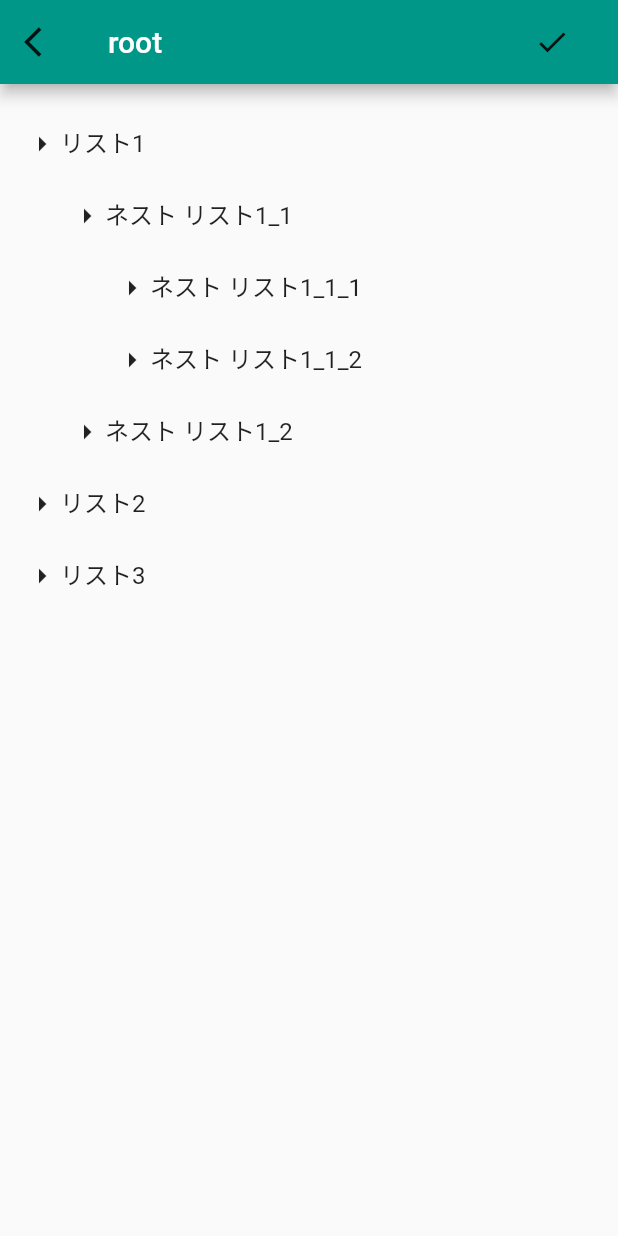
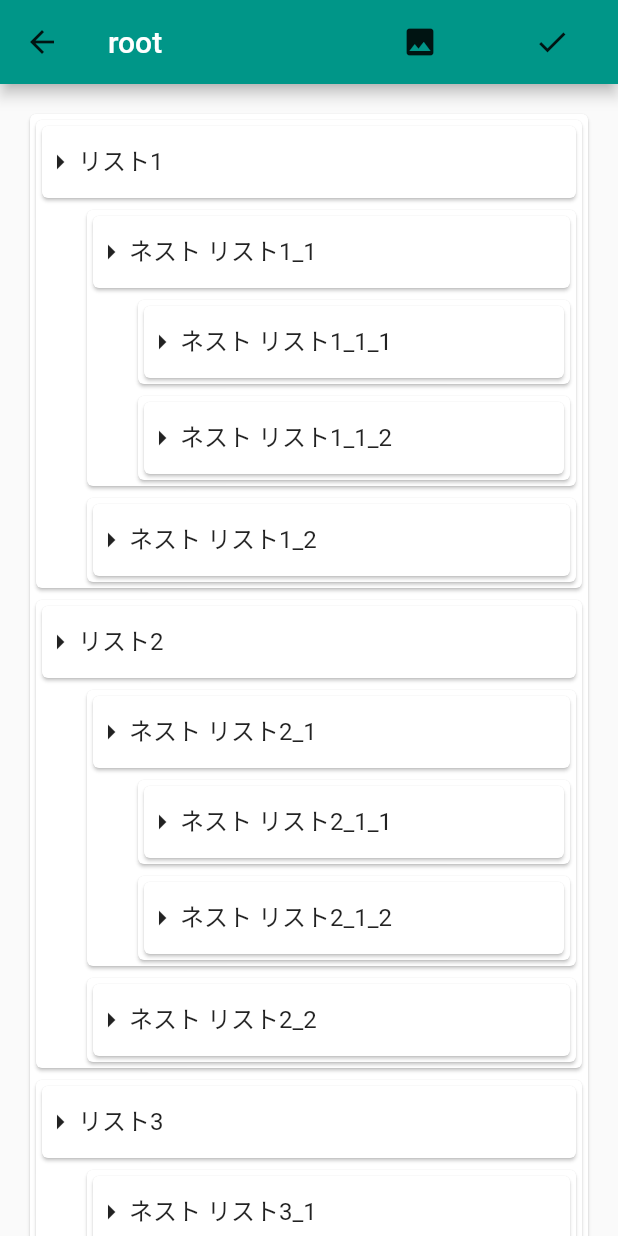
Before and after one commit to KokiYamane/note2mind, a Flutter app: the screen it shows after launch, after a tap on the "add" icon, on a phone screen of 412 x 824 dp. Run offline on Flutter 3.47's test engine with Material 2 defaults, Android fonts, the phone set to English and light mode, and no system bars; our stand-ins replace shared_preferences; missing offline and left inert: zoom_widget.

Commit message:
Mindmap generation function added

```diff
--- /dev/null
+++ b/lib/Mindmap.dart
@@ -0,0 +1,107 @@
+import 'dart:math';
+
+import 'package:flutter/cupertino.dart';
+import 'package:flutter/material.dart';
+
+import 'package:zoom_widget/zoom_widget.dart';
+
+import 'package:note2mind/Node.dart';
+
+class Mindmap extends StatelessWidget {
+  Node _root;
+
+  Mindmap(this._root);
+
+  @override
+  Widget build(BuildContext context) {
+    return Scaffold(
+        appBar: AppBar(
+          title: Text(_root.title),
+          actions: <Widget>[
+            FlatButton(
+              onPressed: () => FocusScope.of(context).requestFocus(FocusNode()),
+              child: Icon(Icons.save),
+              shape: CircleBorder(side: BorderSide(color: Colors.transparent)),
+            ),
+            FlatButton(
+              onPressed: () => FocusScope.of(context).requestFocus(FocusNode()),
+              child: Icon(Icons.share),
+              shape: CircleBorder(side: BorderSide(color: Colors.transparent)),
+            ),
+          ],
+          leading: FlatButton(
+            onPressed: () => Navigator.of(context).pop(),
+            child: Icon(Icons.arrow_back),
+            shape: CircleBorder(side: BorderSide(color: Colors.transparent)),
+          ),
+        ),
+        body: Zoom(
+            width: 1200,
+            height: 1200,
+            initZoom: 0.0,
+            child: CustomPaint(
+              painter: MindmapPainter(_root),
+            )));
+  }
+}
+
+class MindmapPainter extends CustomPainter {
+  Node _root;
+  Canvas _canvas;
+  Size _size;
+  MindmapPainter(this._root);
+
+  @override
+  void paint(Canvas canvas, Size size) {
+    _canvas = canvas;
+    _size = size;
+    _nodePainter(_root, Offset(size.width / 2, size.height / 2));
+  }
+
+  @override
+  bool shouldRepaint(CustomPainter oldDelegate) => false;
+
+  void _nodePainter(Node node, Offset offset,
+      [double start = -pi / 2, double range = 2 * pi, int level = 0]) {
+    node.children.asMap().forEach((idx, child) {
+      double rx = 150.0 * (level + 1);
+      double ry = 100.0 * (level + 1);
+      double step = range / node.children.length;
+      double theta = idx * step + start;
+      double dx = _size.width / 2 + rx * cos(theta);
+      double dy = _size.height / 2 + ry * sin(theta);
+      double startChild = start - step / 4 + step * idx;
+      _canvas.drawLine(offset, Offset(dx, dy), Paint());
+      _nodePainter(child, Offset(dx, dy), startChild, step, level + 1);
+    });
+
+    TextStyle textStyle = TextStyle(
+        fontFamily: 'Aclonica',
+        fontSize: 30.0 - 5.0 * level,
+        fontWeight: FontWeight.w500,
+        color: Colors.black);
+    TextSpan testStyledSpan = TextSpan(text: node.title, style: textStyle);
+    TextPainter textPainter =
+        TextPainter(text: testStyledSpan, textDirection: TextDirection.ltr);
+    textPainter.layout(maxWidth: 200.0);
+    Offset toCenter =
+        offset - Offset(textPainter.width / 2, textPainter.height / 2);
+
+    double padding = 5.0;
+    Size rectSize =
+        Size(textPainter.width + 2 * padding, textPainter.height + 2 * padding);
+    Rect rect = toCenter - Offset(padding, padding) & rectSize;
+    RRect rrect = RRect.fromRectXY(rect, 12.0, 12.0);
+    Paint paint = Paint()..color = Colors.white;
+
+    Paint line = Paint()
+      ..color = Colors.black
+      ..strokeCap = StrokeCap.round
+      ..style = PaintingStyle.stroke
+      ..strokeWidth = 2;
+
+    _canvas.drawRRect(rrect, paint);
+    _canvas.drawRRect(rrect, line);
+    textPainter.paint(_canvas, toCenter);
+  }
+}
--- a/lib/TreeEdit.dart
+++ b/lib/TreeEdit.dart
@@ -2,6 +2,7 @@ import 'package:flutter/cupertino.dart';
 import 'package:flutter/material.dart';
 
 import 'package:note2mind/Node.dart';
+import 'package:note2mind/Mindmap.dart';
 
 class TreeEdit extends StatelessWidget {
   String _current;
@@ -9,15 +10,25 @@ class TreeEdit extends StatelessWidget {
   Function _onChanged;
 
   TreeEdit(this._current, this._onChanged) {
-    _root = new Node.readMarkdown(_current);
+    _root = Node.readMarkdown(_current);
   }
 
   @override
   Widget build(BuildContext context) {
-    return new Scaffold(
-      appBar: new AppBar(
-        title: new Text(_root.title),
+    return Scaffold(
+      appBar: AppBar(
+        title: Text(_root.title),
         actions: <Widget>[
+          FlatButton(
+            onPressed: () {
+              Navigator.of(context).push(
+                  MaterialPageRoute<void>(builder: (BuildContext context) {
+                return Mindmap(_root);
+              }));
+            },
+            child: Icon(Icons.image),
+            shape: CircleBorder(side: BorderSide(color: Colors.transparent)),
+          ),
           FlatButton(
             onPressed: () => FocusScope.of(context).requestFocus(FocusNode()),
             child: Icon(Icons.check),
@@ -26,7 +37,7 @@ class TreeEdit extends StatelessWidget {
         ],
         leading: FlatButton(
           onPressed: () => Navigator.of(context).pop(),
-          child: Icon(Icons.arrow_back_ios),
+          child: Icon(Icons.arrow_back),
           shape: CircleBorder(side: BorderSide(color: Colors.transparent)),
         ),
       ),
@@ -75,28 +86,37 @@ class _TreeEditFieldState extends State<TreeEditField> {
           child: childrenColumn));
     }
 
-    return Column(children: mainWidgetList);
+    return Card(child: DragTarget<Node>(
+      builder: (context, candidateData, rejectedData) {
+        return LongPressDraggable<Node>(
+          data: node,
+          child: Column(children: mainWidgetList),
+          feedback: Card(
+            child: Text(
+              node.title,
+              style: const TextStyle(fontSize: 24.0),
+            ),
+            // child: Column(children: mainWidgetList),
+            // child: Expanded(child: Column(children: mainWidgetList)),
+          ),
+        );
+      },
+      // onWillAccept: (thisNode) {
+      //   return true;
+      // },
+      onAccept: (thisNode) {
+        thisNode.move(node);
+        widget.onChanged(widget.root.writeMarkdown());
+        setState(() {});
+      },
+    ));
   }
 
   Widget _buildWrappedLine(Node node) {
-    return DragTarget(
-      builder: (context, candidateData, rejectedData) {
-        return LongPressDraggable(
-          data: node,
-          child: Row(children: <Widget>[
-            Icon(Icons.arrow_right),
-            Expanded(child: _buildLine(node)),
-          ]),
-          feedback: Text(
-            node.title,
-            style: const TextStyle(fontSize: 16.0),
-          ),
-        );
-      },
-      onAccept: (dynamic) {
-        print('onAccept');
-      },
-    );
+    return Card(child: Row(children: <Widget>[
+      Icon(Icons.arrow_right),
+      Expanded(child: _buildLine(node)),
+    ]));
   }
 
   Widget _buildLine(Node node) {
@@ -106,16 +126,11 @@ class _TreeEditFieldState extends State<TreeEditField> {
         border: InputBorder.none,
       ),
       onChanged: (text) {
-        if (text == '') {
-          node.remove();
-          setState(() {});
-          return;
-        }
         node.title = text;
         widget.onChanged(widget.root.writeMarkdown());
       },
       onSubmitted: (text) {
-        node.getParent().insertChild(node, 'title');
+        node.getParent().insertChild(node, '');
         setState(() {});
       },
     );
--- a/lib/main.dart
+++ b/lib/main.dart
@@ -1,7 +1,9 @@
 import 'package:flutter/material.dart';
 import 'package:shared_preferences/shared_preferences.dart';
 
+import 'package:note2mind/Node.dart';
 import 'package:note2mind/TreeEdit.dart';
+import 'package:note2mind/Mindmap.dart';
 
 String markdown = '''
 # root
@@ -11,7 +13,17 @@ String markdown = '''
     - ネスト リスト1_1_2
   - ネスト リスト1_2
 - リスト2
+  - ネスト リスト2_1
+    - ネスト リスト2_1_1
+    - ネスト リスト2_1_2
+  - ネスト リスト2_2
 - リスト3
+  - ネスト リスト3_1
+    - ネスト リスト3_1_1
+    - ネスト リスト3_1_2
+  - ネスト リスト3_2
+    - ネスト リスト3_2_1
+    - ネスト リスト3_2_2
 ''';
 
 void main() => runApp(MyApp());
@@ -39,7 +51,7 @@ class MyHomePage extends StatefulWidget {
 }
 
 class _MyHomePageState extends State<MyHomePage> {
-  var _noteList = new List<String>();
+  var _noteList = List<String>();
   var _currentIndex = -1;
   final _biggerFont = const TextStyle(fontSize: 18.0);
 
@@ -81,7 +93,7 @@ class _MyHomePageState extends State<MyHomePage> {
       storeNoteList();
       Navigator.of(context).push(MaterialPageRoute<void>(
         builder: (BuildContext context) {
-          return new TreeEdit(_noteList[_currentIndex], _onChanged);
+          return TreeEdit(_noteList[_currentIndex], _onChanged);
         },
       ));
     });
@@ -132,26 +144,43 @@ class _MyHomePageState extends State<MyHomePage> {
   }
 
   Widget _buildRow(String content, int index) {
+  // Widget _buildRow(Node node, int index) {
     return LongPressDraggable(
-      child: Card(
-        child: ListTile(
-          title: Text(
-            content,
-            style: _biggerFont,
-            overflow: TextOverflow.ellipsis,
-          ),
+      // child: Card(
+        // child: ListTile(
+        //   title: Text(
+        //     content,
+        //     style: _biggerFont,
+        //     overflow: TextOverflow.ellipsis,
+        //   ),
+        //   onTap: () {
+        //     _currentIndex = index;
+        //     Navigator.of(context)
+        //         .push(MaterialPageRoute<void>(builder: (BuildContext context) {
+        //       return TreeEdit(_noteList[_currentIndex], _onChanged);
+        //     }));
+        //   },
+        // )
+        child: GestureDetector(
           onTap: () {
             _currentIndex = index;
             Navigator.of(context)
                 .push(MaterialPageRoute<void>(builder: (BuildContext context) {
-              return new TreeEdit(_noteList[_currentIndex], _onChanged);
+              return TreeEdit(_noteList[_currentIndex], _onChanged);
             }));
           },
-        )
-      ),
+          child: Card(child: Transform.scale(
+            scale: 0.1,
+            child: CustomPaint(
+              painter: MindmapPainter(Node.readMarkdown(content)),
+              size: Size(200.0, 100.0),
+            ),
+          ),
+        )),
       feedback: Card(
         child: Text(
           content,
+          // node.title,
           style: _biggerFont,
           // maxLines: 1,
           overflow: TextOverflow.ellipsis,
--- a/pubspec.yaml
+++ b/pubspec.yaml
@@ -20,6 +20,7 @@ dependencies:
   flutter:
     sdk: flutter
   shared_preferences: ^0.5.6+3
+  zoom_widget: ^0.1.3
 
   # The following adds the Cupertino Icons font to your application.
   # Use with the CupertinoIcons class for iOS style icons.
```
Also changed, not shown: lib/Node.dart (+16 -0 lines), pubspec.lock.
